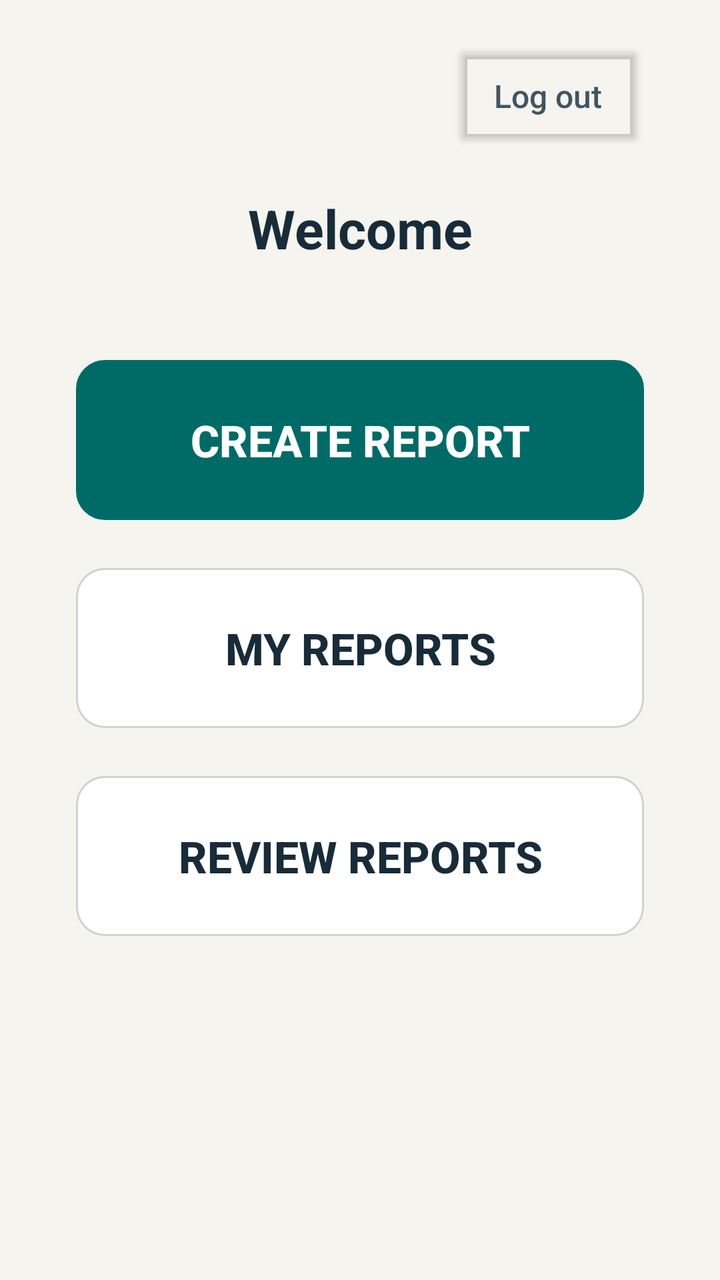
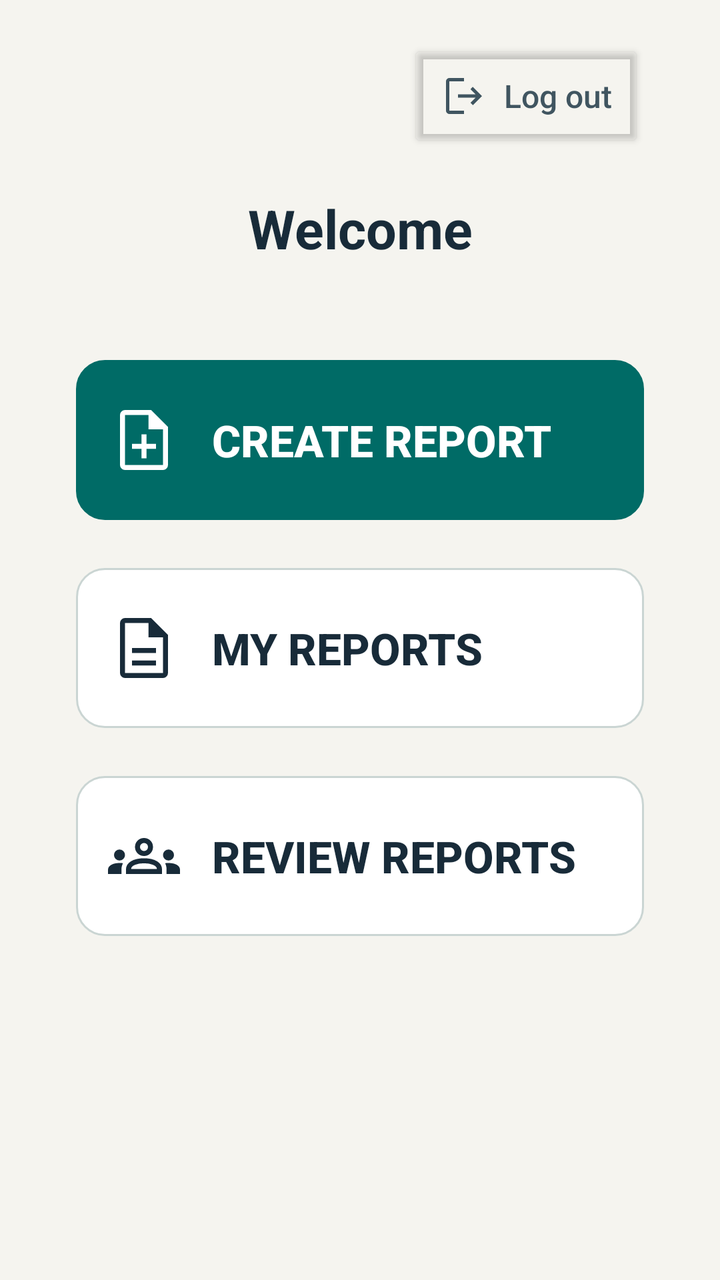

Two renders of the same Android screen: before a commit and after it. Below are the layout's source before the change and the commit's diff.
<!-- AndroidManifest.xml: application theme Theme.JavaReportingSystem -->
<!-- res/layout/activity_landing_page.xml -->
<?xml version="1.0" encoding="utf-8"?>
<androidx.constraintlayout.widget.ConstraintLayout xmlns:android="http://schemas.android.com/apk/res/android"
    xmlns:app="http://schemas.android.com/apk/res-auto"
    xmlns:tools="http://schemas.android.com/tools"
    android:id="@+id/main"
    android:layout_width="match_parent"
    android:layout_height="match_parent"
    tools:context=".LandingPageActivity">

    <ScrollView
        android:id="@+id/contentPanel"
        android:layout_width="0dp"
        android:layout_height="0dp"
        android:background="@color/safety_background"
        android:fillViewport="true"
        app:layout_constraintBottom_toBottomOf="parent"
        app:layout_constraintEnd_toEndOf="parent"
        app:layout_constraintStart_toStartOf="parent"
        app:layout_constraintTop_toTopOf="parent"
        app:layout_constraintWidth_max="520dp"
        app:layout_constraintWidth_percent="0.9">

        <LinearLayout
            android:layout_width="match_parent"
            android:layout_height="wrap_content"
            android:orientation="vertical"
            android:padding="20dp">

            <Button
                android:id="@+id/btnLogout"
                android:layout_width="wrap_content"
                android:layout_height="56dp"
                android:layout_gravity="end"
                android:backgroundTint="@android:color/transparent"
                android:minWidth="96dp"
                android:text="@string/logout"
                android:textAllCaps="false"
                android:textColor="@color/safety_text_secondary"
                android:textSize="16sp" />

            <TextView
                android:id="@+id/tvWelcome"
                android:layout_width="match_parent"
                android:layout_height="wrap_content"
                android:layout_marginTop="20dp"
                android:fontFamily="sans-serif"
                android:gravity="center"
                android:text="Welcome"
                android:textColor="@color/safety_text"
                android:textSize="27sp"
                android:textStyle="bold" />

            <TextView
                android:id="@+id/tvOfflineNotice"
                android:layout_width="match_parent"
                android:layout_height="wrap_content"
                android:layout_marginTop="12dp"
                android:gravity="center"
                android:text="@string/offline_landing_explanation"
                android:textColor="@color/safety_text_secondary"
                android:textSize="14sp"
                android:visibility="gone" />

            <Button
                android:id="@+id/btnCreateReport"
                android:layout_width="match_parent"
                android:layout_height="wrap_content"
                android:layout_marginTop="48dp"
                android:background="@drawable/button_yellow"
                android:insetBottom="0dp"
                android:insetTop="0dp"
                android:minHeight="80dp"
                android:padding="16dp"
                android:stateListAnimator="@null"
                android:text="@string/create_report"
                android:textColor="@color/safety_on_action"
                android:textSize="22sp"
                android:textStyle="bold"
                app:backgroundTint="@null" />

            <Button
                android:id="@+id/btnMyReports"
                android:layout_width="match_parent"
                android:layout_height="wrap_content"
                android:layout_marginTop="24dp"
                android:background="@drawable/outline_button"
                android:insetBottom="0dp"
                android:insetTop="0dp"
                android:minHeight="80dp"
                android:padding="16dp"
                android:stateListAnimator="@null"
                android:text="MY REPORTS"
                android:textColor="@color/safety_text"
                android:textSize="22sp"
                android:textStyle="bold"
                app:backgroundTint="@null" />

            <Button
                android:id="@+id/btnReviewReports"
                android:layout_width="match_parent"
                android:layout_height="wrap_content"
                android:layout_marginTop="24dp"
                android:background="@drawable/outline_button"
                android:insetBottom="0dp"
                android:insetTop="0dp"
                android:minHeight="80dp"
                android:padding="16dp"
                android:stateListAnimator="@null"
                android:text="REVIEW REPORTS"
                android:textColor="@color/safety_text"
                android:textSize="22sp"
                android:textStyle="bold"
                app:backgroundTint="@null" />
        </LinearLayout>
    </ScrollView>
</androidx.constraintlayout.widget.ConstraintLayout>
<!-- resources referenced by this layout -->
<resources>
  <color name="safety_background">#F5F4EF</color>
  <color name="safety_on_action">#FFFFFF</color>
  <color name="safety_text">#182B39</color>
  <color name="safety_text_secondary">#405560</color>
  <string name="create_report">CREATE REPORT</string>
  <string name="logout">Log out</string>
  <string name="offline_landing_explanation">Offline mode. Sign in before uploading reports.</string>
  <color name="safety_action">#006B66</color>
  <color name="safety_surface">#FFFFFF</color>
  <color name="safety_border">#CAD5D3</color>
  <!-- unchanged entries left out for length: 4 -->
</resources>

<!-- the commit's change to res/layout/activity_landing_page.xml (unified diff, before → after) -->
@@ -36,7 +36,13 @@
                 android:text="@string/logout"
                 android:textAllCaps="false"
                 android:textColor="@color/safety_text_secondary"
-                android:textSize="16sp" />
+                android:textSize="16sp"
+                android:drawableStart="@drawable/ic_ms_logout"
+                android:drawableTint="@color/safety_text_secondary"
+                android:drawablePadding="8dp"
+                android:gravity="center_vertical|start"
+                android:paddingStart="16dp"
+                android:paddingEnd="16dp" />
 
             <TextView
                 android:id="@+id/tvWelcome"
@@ -76,7 +82,14 @@
                 android:textColor="@color/safety_on_action"
                 android:textSize="22sp"
                 android:textStyle="bold"
-                app:backgroundTint="@null" />
+                app:backgroundTint="@null"
+                android:drawableStart="@drawable/ic_ms_note_add"
+                android:drawableTint="@color/safety_on_action"
+                android:drawablePadding="16dp"
+                android:gravity="center_vertical|start"
+                android:paddingStart="16dp"
+                android:paddingEnd="16dp"
+                android:textAllCaps="false" />
 
             <Button
                 android:id="@+id/btnMyReports"
@@ -93,7 +106,14 @@
                 android:textColor="@color/safety_text"
                 android:textSize="22sp"
                 android:textStyle="bold"
-                app:backgroundTint="@null" />
+                app:backgroundTint="@null"
+                android:drawableStart="@drawable/ic_ms_description"
+                android:drawableTint="@color/safety_text"
+                android:drawablePadding="16dp"
+                android:gravity="center_vertical|start"
+                android:paddingStart="16dp"
+                android:paddingEnd="16dp"
+                android:textAllCaps="false" />
 
             <Button
                 android:id="@+id/btnReviewReports"
@@ -110,7 +130,14 @@
                 android:textColor="@color/safety_text"
                 android:textSize="22sp"
                 android:textStyle="bold"
-                app:backgroundTint="@null" />
+                app:backgroundTint="@null"
+                android:drawableStart="@drawable/ic_ms_groups"
+                android:drawableTint="@color/safety_text"
+                android:drawablePadding="16dp"
+                android:gravity="center_vertical|start"
+                android:paddingStart="16dp"
+                android:paddingEnd="16dp"
+                android:textAllCaps="false" />
         </LinearLayout>
     </ScrollView>
 </androidx.constraintlayout.widget.ConstraintLayout>
<!-- resource entries referenced after the edit -->
@@ -4,6 +4,40 @@
   <color name="safety_on_action">#FFFFFF</color>
   <color name="safety_text">#182B39</color>
   <color name="safety_text_secondary">#405560</color>
+  <!-- drawable ic_ms_description (drawable) -->
+  <vector xmlns:android="http://schemas.android.com/apk/res/android"
+      android:width="36dp"
+      android:height="36dp"
+      android:viewportWidth="960"
+      android:viewportHeight="960"
+  >
+    <path
+        android:fillColor="@color/safety_text"
+        android:pathData="M319.33,713.33L640.67,713.33L640.67,646.67L319.33,646.67L319.33,713.33ZM319.33,546.67L640.67,546.67L640.67,480L319.33,480L319.33,546.67ZM226.67,880Q199.67,880 179.83,860.17Q160,840.33 160,813.33L160,146.67Q160,119.67 179.83,99.83Q199.67,80 226.67,80L574,80L800,306L800,813.33Q800,840.33 780.17,860.17Q760.33,880 733.33,880L226.67,880ZM540.67,337.33L540.67,146.67L226.67,146.67Q226.67,146.67 226.67,146.67Q226.67,146.67 226.67,146.67L226.67,813.33Q226.67,813.33 226.67,813.33Q226.67,813.33 226.67,813.33L733.33,813.33Q733.33,813.33 733.33,813.33Q733.33,813.33 733.33,813.33L733.33,337.33L540.67,337.33ZM226.67,146.67L226.67,146.67L226.67,337.33L226.67,337.33L226.67,146.67L226.67,337.33L226.67,337.33L226.67,813.33Q226.67,813.33 226.67,813.33Q226.67,813.33 226.67,813.33L226.67,813.33Q226.67,813.33 226.67,813.33Q226.67,813.33 226.67,813.33L226.67,146.67Q226.67,146.67 226.67,146.67Q226.67,146.67 226.67,146.67Z"/>
+  </vector>
+  <!-- drawable ic_ms_groups: vector/xml drawable (drawable, 2032 chars, omitted) -->
+  <!-- drawable ic_ms_logout (drawable) -->
+  <vector xmlns:android="http://schemas.android.com/apk/res/android"
+      android:width="24dp"
+      android:height="24dp"
+      android:viewportWidth="960"
+      android:viewportHeight="960"
+      android:autoMirrored="true">
+    <path
+        android:fillColor="@color/safety_text"
+        android:pathData="M186.67,840Q159.67,840 139.83,820.17Q120,800.33 120,773.33L120,186.67Q120,159.67 139.83,139.83Q159.67,120 186.67,120L479.33,120L479.33,186.67L186.67,186.67Q186.67,186.67 186.67,186.67Q186.67,186.67 186.67,186.67L186.67,773.33Q186.67,773.33 186.67,773.33Q186.67,773.33 186.67,773.33L479.33,773.33L479.33,840L186.67,840ZM657.33,663.33L610.33,615.33L712.33,513.33L360,513.33L360,446.67L711,446.67L609,344.67L656,296.67L840,480.67L657.33,663.33Z"/>
+  </vector>
+  <!-- drawable ic_ms_note_add (drawable) -->
+  <vector xmlns:android="http://schemas.android.com/apk/res/android"
+      android:width="36dp"
+      android:height="36dp"
+      android:viewportWidth="960"
+      android:viewportHeight="960"
+      android:autoMirrored="true">
+    <path
+        android:fillColor="@color/safety_text"
+        android:pathData="M446.67,724L513.33,724L513.33,598L640,598L640,531.33L513.33,531.33L513.33,404.67L446.67,404.67L446.67,531.33L320,531.33L320,598L446.67,598L446.67,724ZM226.67,880Q199.67,880 179.83,860.17Q160,840.33 160,813.33L160,146.67Q160,119.67 179.83,99.83Q199.67,80 226.67,80L574,80L800,306L800,813.33Q800,840.33 780.17,860.17Q760.33,880 733.33,880L226.67,880ZM540.67,337.33L540.67,146.67L226.67,146.67Q226.67,146.67 226.67,146.67Q226.67,146.67 226.67,146.67L226.67,813.33Q226.67,813.33 226.67,813.33Q226.67,813.33 226.67,813.33L733.33,813.33Q733.33,813.33 733.33,813.33Q733.33,813.33 733.33,813.33L733.33,337.33L540.67,337.33ZM226.67,146.67L226.67,146.67L226.67,337.33L226.67,337.33L226.67,146.67L226.67,337.33L226.67,337.33L226.67,813.33Q226.67,813.33 226.67,813.33Q226.67,813.33 226.67,813.33L226.67,813.33Q226.67,813.33 226.67,813.33Q226.67,813.33 226.67,813.33L226.67,146.67Q226.67,146.67 226.67,146.67Q226.67,146.67 226.67,146.67Z"/>
+  </vector>
   <string name="create_report">CREATE REPORT</string>
   <string name="logout">Log out</string>
   <string name="offline_landing_explanation">Offline mode. Sign in before uploading reports.</string>
